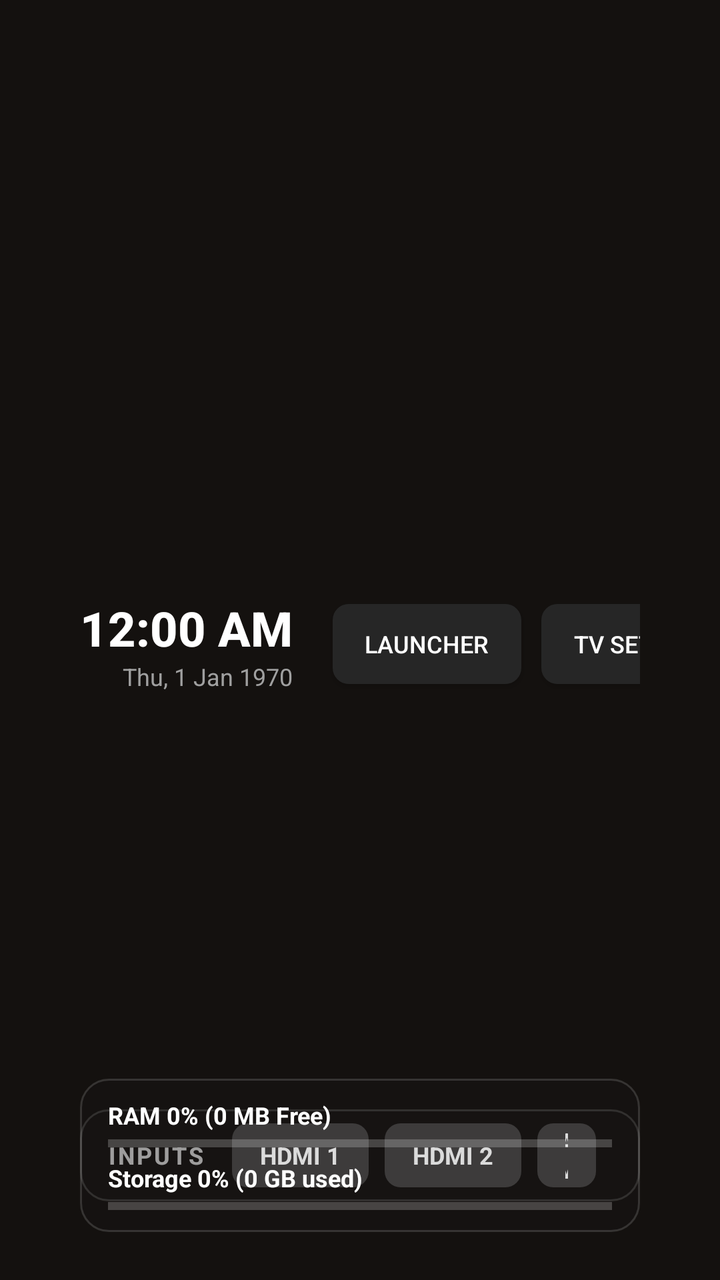
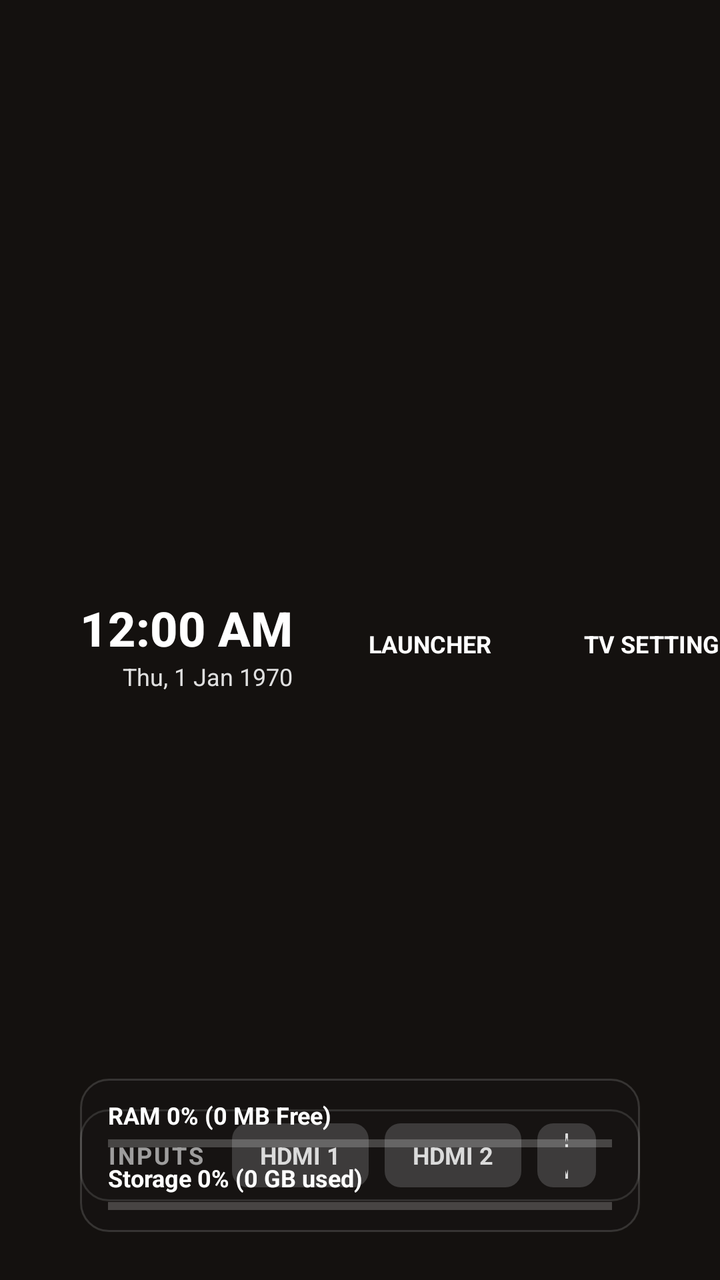

Before-and-after screenshots of an Android layout around one commit, followed by the original layout XML and the change that was made.
<!-- AndroidManifest.xml: application theme Theme.TVLauncher -->
<!-- res/layout/activity_main.xml -->
<?xml version="1.0" encoding="utf-8"?>
<RelativeLayout xmlns:android="http://schemas.android.com/apk/res/android"
    xmlns:app="http://schemas.android.com/apk/res-auto"
    android:id="@+id/mainRootLayout"
    android:layout_width="match_parent"
    android:layout_height="match_parent"
    android:background="#14110F"
    android:paddingStart="40dp"
    android:paddingEnd="40dp"
    android:paddingTop="28dp"
    android:paddingBottom="24dp">

    
    <LinearLayout
        android:id="@+id/headerLayout"
        android:layout_width="match_parent"
        android:layout_height="wrap_content"
        android:orientation="horizontal"
        android:gravity="center_vertical">

        <LinearLayout
            android:layout_width="0dp"
            android:layout_height="wrap_content"
            android:layout_weight="1"
            android:orientation="vertical">

            <TextView
                android:id="@+id/tvGreeting"
                android:layout_width="wrap_content"
                android:layout_height="wrap_content"
                android:text="Good Night, Deep"
                android:textColor="#FFFFFF"
                android:textSize="28sp"
                android:fontFamily="sans-serif-medium"
                android:textStyle="bold" />

            <TextView
                android:id="@+id/tvSubGreeting"
                android:layout_width="wrap_content"
                android:layout_height="wrap_content"
                android:text="Relax • Watch • Explore"
                android:textColor="#A0A0A0"
                android:textSize="14sp"
                android:layout_marginTop="3dp"/>
        </LinearLayout>

        <LinearLayout
            android:layout_width="wrap_content"
            android:layout_height="wrap_content"
            android:orientation="vertical"
            android:gravity="end"
            android:layout_marginEnd="20dp">

            <TextClock
                android:id="@+id/tcClock"
                android:layout_width="wrap_content"
                android:layout_height="wrap_content"
                android:format12Hour="hh:mm a"
                android:format24Hour="HH:mm"
                android:textColor="#FFFFFF"
                android:textSize="24sp"
                android:fontFamily="sans-serif-medium"
                android:textStyle="bold"/>

            <TextClock
                android:id="@+id/tcDate"
                android:layout_width="wrap_content"
                android:layout_height="wrap_content"
                android:format12Hour="EEE, d MMM yyyy"
                android:format24Hour="EEE, d MMM yyyy"
                android:textColor="#A0A0A0"
                android:textSize="12sp"/>
        </LinearLayout>

        <Button
            android:id="@+id/btnSettings"
            android:layout_width="wrap_content"
            android:layout_height="40dp"
            android:text="LAUNCHER"
            android:textSize="12sp"
            android:textColor="#FFFFFF"
            android:background="@drawable/btn_focus_selector"
            android:focusable="true"
            android:clickable="true"
            android:paddingHorizontal="16dp"
            android:layout_marginEnd="10dp"/>

        <Button
            android:id="@+id/btnTvSettings"
            android:layout_width="wrap_content"
            android:layout_height="40dp"
            android:text="TV SETTINGS"
            android:textSize="12sp"
            android:textColor="#FFFFFF"
            android:background="@drawable/btn_focus_selector"
            android:focusable="true"
            android:clickable="true"
            android:paddingHorizontal="16dp"/>
    </LinearLayout>

    
    <androidx.recyclerview.widget.RecyclerView
        android:id="@+id/rvApps"
        android:layout_width="match_parent"
        android:layout_height="0dp"
        android:layout_below="@id/headerLayout"
        android:layout_above="@id/bottomBarLayout"
        android:layout_marginTop="16dp"
        android:layout_marginBottom="16dp"
        android:clipToPadding="false"
        android:paddingBottom="12dp"
        android:scrollbars="none"/>

    
    <RelativeLayout
        android:id="@+id/bottomBarLayout"
        android:layout_width="match_parent"
        android:layout_height="wrap_content"
        android:layout_alignParentBottom="true">

        
        <LinearLayout
            android:id="@+id/inputsContainer"
            android:layout_width="wrap_content"
            android:layout_height="46dp"
            android:orientation="horizontal"
            android:background="@drawable/bg_glass_container"
            android:paddingHorizontal="14dp"
            android:gravity="center_vertical"
            android:layout_alignParentStart="true"
            android:layout_centerVertical="true">

            <TextView
                android:layout_width="wrap_content"
                android:layout_height="wrap_content"
                android:text="INPUTS"
                android:textSize="12sp"
                android:textColor="#B0FFFFFF"
                android:textStyle="bold"
                android:letterSpacing="0.08"
                android:layout_marginEnd="14dp"/>

            <TextView
                android:id="@+id/btnHdmi1"
                android:layout_width="wrap_content"
                android:layout_height="32dp"
                android:gravity="center"
                android:paddingHorizontal="14dp"
                android:text="HDMI 1"
                android:textColor="#FFFFFF"
                android:textSize="12sp"
                android:textStyle="bold"
                android:background="@drawable/input_btn_selector"
                android:focusable="true"
                android:clickable="true"
                android:layout_marginEnd="8dp"/>

            <TextView
                android:id="@+id/btnHdmi2"
                android:layout_width="wrap_content"
                android:layout_height="32dp"
                android:gravity="center"
                android:paddingHorizontal="14dp"
                android:text="HDMI 2"
                android:textColor="#FFFFFF"
                android:textSize="12sp"
                android:textStyle="bold"
                android:background="@drawable/input_btn_selector"
                android:focusable="true"
                android:clickable="true"
                android:layout_marginEnd="8dp"/>

            <TextView
                android:id="@+id/btnAv"
                android:layout_width="wrap_content"
                android:layout_height="32dp"
                android:gravity="center"
                android:paddingHorizontal="14dp"
                android:text="AV"
                android:textColor="#FFFFFF"
                android:textSize="12sp"
                android:textStyle="bold"
                android:background="@drawable/input_btn_selector"
                android:focusable="true"
                android:clickable="true"
                android:layout_marginEnd="8dp"/>

            <TextView
                android:id="@+id/btnHdmi3"
                android:layout_width="wrap_content"
                android:layout_height="32dp"
                android:gravity="center"
                android:paddingHorizontal="14dp"
                android:text="HDMI 3"
                android:textColor="#FFFFFF"
                android:textSize="12sp"
                android:textStyle="bold"
                android:background="@drawable/input_btn_selector"
                android:focusable="true"
                android:clickable="true"
                android:layout_marginEnd="8dp"/>

            
            <TextView
                android:id="@+id/btnUsb"
                android:layout_width="wrap_content"
                android:layout_height="32dp"
                android:gravity="center"
                android:paddingHorizontal="14dp"
                android:text="USB"
                android:textColor="#00E5FF"
                android:textSize="12sp"
                android:textStyle="bold"
                android:background="@drawable/input_btn_selector"
                android:focusable="true"
                android:clickable="true"/>
        </LinearLayout>

        
        <LinearLayout
            android:id="@+id/statusContainer"
            android:layout_width="290dp"
            android:layout_height="wrap_content"
            android:orientation="vertical"
            android:background="@drawable/bg_glass_container"
            android:paddingHorizontal="14dp"
            android:paddingVertical="10dp"
            android:layout_alignParentEnd="true"
            android:layout_centerVertical="true">

            <TextView
                android:id="@+id/tvRamUsage"
                android:layout_width="wrap_content"
                android:layout_height="wrap_content"
                android:text="RAM 0% (0 MB Free)"
                android:textColor="#FFFFFF"
                android:textSize="12sp"
                android:textStyle="bold"/>

            <ProgressBar
                android:id="@+id/pbRam"
                style="?android:attr/progressBarStyleHorizontal"
                android:layout_width="match_parent"
                android:layout_height="6dp"
                android:layout_marginTop="3dp"
                android:layout_marginBottom="6dp"
                android:progress="0"
                android:progressTint="#00E5FF"/>

            <TextView
                android:id="@+id/tvStorageUsage"
                android:layout_width="wrap_content"
                android:layout_height="wrap_content"
                android:text="Storage 0% (0 GB used)"
                android:textColor="#FFFFFF"
                android:textSize="12sp"
                android:textStyle="bold"/>

            <ProgressBar
                android:id="@+id/pbStorage"
                style="?android:attr/progressBarStyleHorizontal"
                android:layout_width="match_parent"
                android:layout_height="6dp"
                android:layout_marginTop="3dp"
                android:progress="0"
                android:progressTint="#FFC107"/>
        </LinearLayout>
    </RelativeLayout>
</RelativeLayout>
<!-- resources referenced by this layout -->
<resources>
  <!-- drawable bg_glass_container (drawable) -->
  <?xml version="1.0" encoding="utf-8"?>
  <shape xmlns:android="http://schemas.android.com/apk/res/android" android:shape="rectangle">
      <corners android:radius="14dp"/>
      <solid android:color="#281A1A1A"/>
      <stroke android:width="1dp" android:color="#25FFFFFF"/>
  </shape>
  <!-- drawable btn_focus_selector (drawable) -->
  <?xml version="1.0" encoding="utf-8"?>
  <selector xmlns:android="http://schemas.android.com/apk/res/android">
      <item android:state_focused="true">
          <shape android:shape="rectangle">
              <corners android:radius="8dp"/>
              <solid android:color="#55FFFFFF"/>
              <stroke android:width="2dp" android:color="#FFFFFF"/>
          </shape>
      </item>
      <item>
          <shape android:shape="rectangle">
              <corners android:radius="8dp"/>
              <solid android:color="#262626"/>
          </shape>
      </item>
  </selector>
  <!-- drawable input_btn_selector (drawable) -->
  <?xml version="1.0" encoding="utf-8"?>
  <selector xmlns:android="http://schemas.android.com/apk/res/android">
      <item android:state_focused="true">
          <shape android:shape="rectangle">
              <corners android:radius="8dp"/>
              <solid android:color="#66FFFFFF"/>
              <stroke android:width="2dp" android:color="#00E5FF"/>
          </shape>
      </item>
      <item>
          <shape android:shape="rectangle">
              <corners android:radius="8dp"/>
              <solid android:color="#33FFFFFF"/>
          </shape>
      </item>
  </selector>
  <style name="Theme.TVLauncher" parent="Theme.AppCompat.NoActionBar">
          <item name="android:windowBackground">@android:color/black</item>
          <item name="android:windowNoTitle">true</item>
          <item name="android:windowActionBar">false</item>
      </style>
</resources>

<!-- the commit's change to res/layout/activity_main.xml (unified diff, before → after) -->
@@ -5,6 +5,8 @@
     android:layout_width="match_parent"
     android:layout_height="match_parent"
     android:background="#14110F"
+    android:clipChildren="false"
+    android:clipToPadding="false"
     android:paddingStart="40dp"
     android:paddingEnd="40dp"
     android:paddingTop="28dp"
@@ -39,7 +41,7 @@
                 android:layout_width="wrap_content"
                 android:layout_height="wrap_content"
                 android:text="Relax • Watch • Explore"
-                android:textColor="#A0A0A0"
+                android:textColor="#E0E0E0"
                 android:textSize="14sp"
                 android:layout_marginTop="3dp"/>
         </LinearLayout>
@@ -68,34 +70,38 @@
                 android:layout_height="wrap_content"
                 android:format12Hour="EEE, d MMM yyyy"
                 android:format24Hour="EEE, d MMM yyyy"
-                android:textColor="#A0A0A0"
+                android:textColor="#E0E0E0"
                 android:textSize="12sp"/>
         </LinearLayout>
 
-        <Button
+        
+        <TextView
             android:id="@+id/btnSettings"
             android:layout_width="wrap_content"
-            android:layout_height="40dp"
+            android:layout_height="38dp"
+            android:gravity="center"
             android:text="LAUNCHER"
             android:textSize="12sp"
+            android:textStyle="bold"
             android:textColor="#FFFFFF"
-            android:background="@drawable/btn_focus_selector"
             android:focusable="true"
             android:clickable="true"
-            android:paddingHorizontal="16dp"
+            android:paddingHorizontal="18dp"
             android:layout_marginEnd="10dp"/>
 
-        <Button
+        
+        <TextView
             android:id="@+id/btnTvSettings"
             android:layout_width="wrap_content"
-            android:layout_height="40dp"
+            android:layout_height="38dp"
+            android:gravity="center"
             android:text="TV SETTINGS"
             android:textSize="12sp"
+            android:textStyle="bold"
             android:textColor="#FFFFFF"
-            android:background="@drawable/btn_focus_selector"
             android:focusable="true"
             android:clickable="true"
-            android:paddingHorizontal="16dp"/>
+            android:paddingHorizontal="18dp"/>
     </LinearLayout>
 
     
@@ -105,9 +111,11 @@
         android:layout_height="0dp"
         android:layout_below="@id/headerLayout"
         android:layout_above="@id/bottomBarLayout"
-        android:layout_marginTop="16dp"
-        android:layout_marginBottom="16dp"
+        android:layout_marginTop="14dp"
+        android:layout_marginBottom="14dp"
+        android:clipChildren="false"
         android:clipToPadding="false"
+        android:paddingTop="12dp"
         android:paddingBottom="12dp"
         android:scrollbars="none"/>
 
@@ -193,22 +201,6 @@
                 android:paddingHorizontal="14dp"
                 android:text="HDMI 3"
                 android:textColor="#FFFFFF"
-                android:textSize="12sp"
-                android:textStyle="bold"
-                android:background="@drawable/input_btn_selector"
-                android:focusable="true"
-                android:clickable="true"
-                android:layout_marginEnd="8dp"/>
-
-            
-            <TextView
-                android:id="@+id/btnUsb"
-                android:layout_width="wrap_content"
-                android:layout_height="32dp"
-                android:gravity="center"
-                android:paddingHorizontal="14dp"
-                android:text="USB"
-                android:textColor="#00E5FF"
                 android:textSize="12sp"
                 android:textStyle="bold"
                 android:background="@drawable/input_btn_selector"
<!-- resource entries referenced after the edit -->
@@ -7,30 +7,13 @@
       <solid android:color="#281A1A1A"/>
       <stroke android:width="1dp" android:color="#25FFFFFF"/>
   </shape>
-  <!-- drawable btn_focus_selector (drawable) -->
-  <?xml version="1.0" encoding="utf-8"?>
-  <selector xmlns:android="http://schemas.android.com/apk/res/android">
-      <item android:state_focused="true">
-          <shape android:shape="rectangle">
-              <corners android:radius="8dp"/>
-              <solid android:color="#55FFFFFF"/>
-              <stroke android:width="2dp" android:color="#FFFFFF"/>
-          </shape>
-      </item>
-      <item>
-          <shape android:shape="rectangle">
-              <corners android:radius="8dp"/>
-              <solid android:color="#262626"/>
-          </shape>
-      </item>
-  </selector>
   <!-- drawable input_btn_selector (drawable) -->
   <?xml version="1.0" encoding="utf-8"?>
   <selector xmlns:android="http://schemas.android.com/apk/res/android">
       <item android:state_focused="true">
           <shape android:shape="rectangle">
               <corners android:radius="8dp"/>
-              <solid android:color="#66FFFFFF"/>
+              <solid android:color="#77FFFFFF"/>
               <stroke android:width="2dp" android:color="#00E5FF"/>
           </shape>
       </item>
